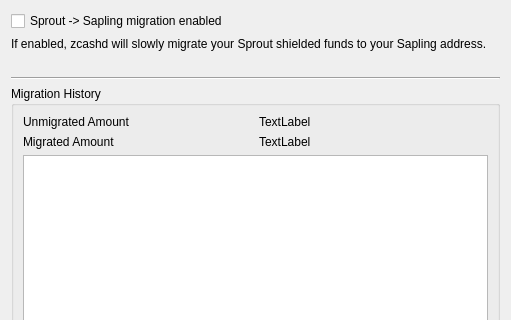
This is src/migration.ui in michailduzhanski/awallet as Qt 5 draws it before an edit; both pictures show x 0 to 511 and y 0 to 320 of the 511 by 498 pixel window. The edited form follows.
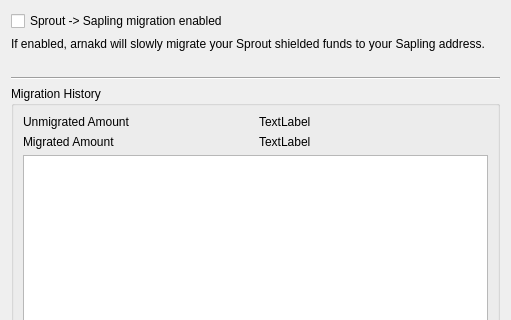
This is the edited form.

The edit to the form file:
```diff
--- a/src/migration.ui
+++ b/src/migration.ui
@@ -78,7 +78,7 @@
    <item row="1" column="0" colspan="2">
     <widget class="QLabel" name="label">
      <property name="text">
-      <string>If enabled, zcashd will slowly migrate your Sprout shielded funds to your Sapling address. </string>
+      <string>If enabled, arnakd will slowly migrate your Sprout shielded funds to your Sapling address. </string>
      </property>
      <property name="wordWrap">
       <bool>true</bool>
```
